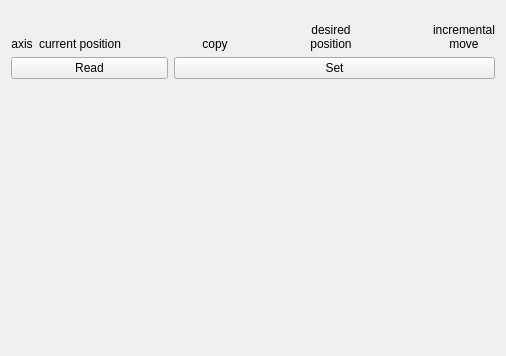
verges/mrrocpp, file src/ui-qt/base/wgt_kinematic_template.ui: the form before one commit.
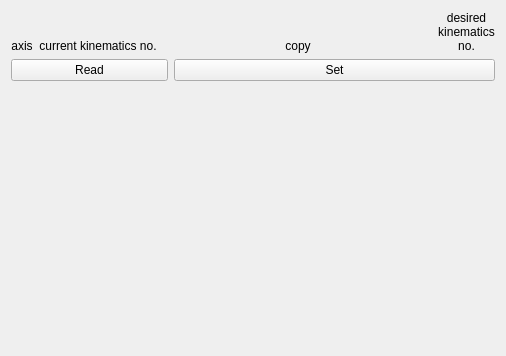
The form after the commit.

The edit to the form file:
```diff
--- a/src/ui-qt/base/wgt_kinematic_template.ui
+++ b/src/ui-qt/base/wgt_kinematic_template.ui
@@ -32,7 +32,7 @@
      <item row="0" column="1">
       <widget class="QLabel" name="label_7">
        <property name="text">
-        <string>current position</string>
+        <string>current kinematics no.</string>
        </property>
        <property name="alignment">
         <set>Qt::AlignBottom|Qt::AlignHCenter</set>
@@ -51,7 +51,7 @@
         </size>
        </property>
        <property name="text">
-        <string>desired position</string>
+        <string>desired kinematics no.</string>
        </property>
        <property name="alignment">
         <set>Qt::AlignBottom|Qt::AlignHCenter</set>
@@ -100,44 +100,6 @@
        </property>
       </widget>
      </item>
-     <item row="0" column="7">
-      <widget class="QLabel" name="label_9">
-       <property name="minimumSize">
-        <size>
-         <width>0</width>
-         <height>40</height>
-        </size>
-       </property>
-       <property name="maximumSize">
-        <size>
-         <width>120</width>
-         <height>16777215</height>
-        </size>
-       </property>
-       <property name="text">
-        <string>incremental move</string>
-       </property>
-       <property name="alignment">
-        <set>Qt::AlignBottom|Qt::AlignHCenter</set>
-       </property>
-       <property name="wordWrap">
-        <bool>true</bool>
-       </property>
-      </widget>
-     </item>
-     <item row="0" column="6">
-      <spacer name="horizontalSpacer_3">
-       <property name="orientation">
-        <enum>Qt::Horizontal</enum>
-       </property>
-       <property name="sizeHint" stdset="0">
-        <size>
-         <width>40</width>
-         <height>20</height>
-        </size>
-       </property>
-      </spacer>
-     </item>
     </layout>
    </item>
    <item>
```
